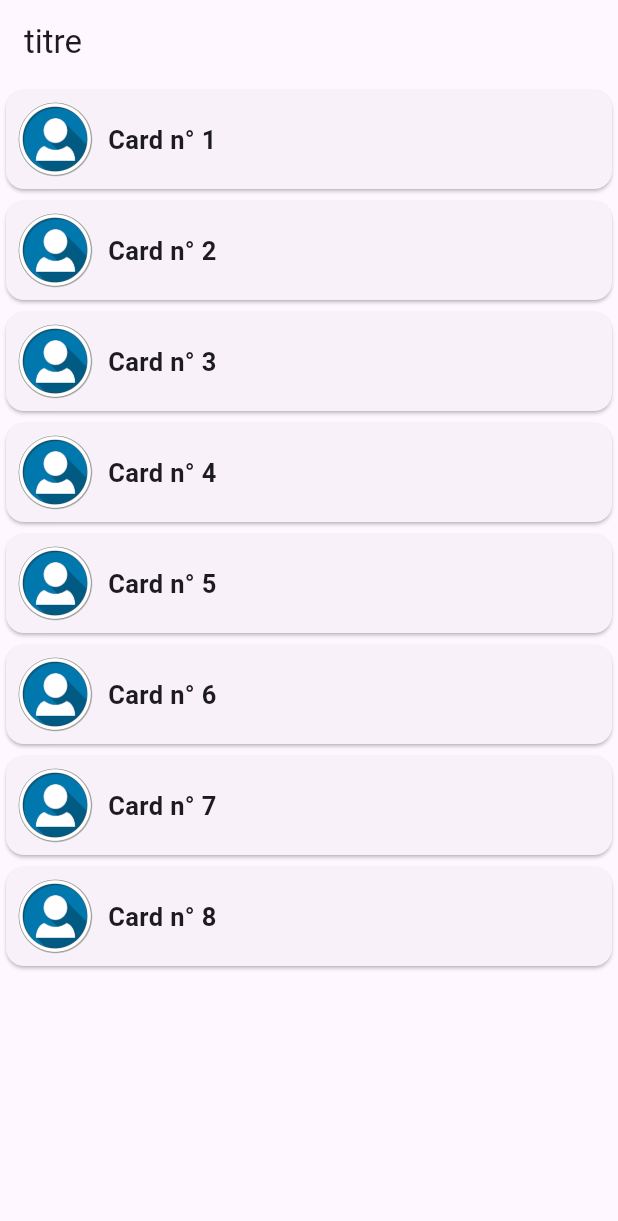
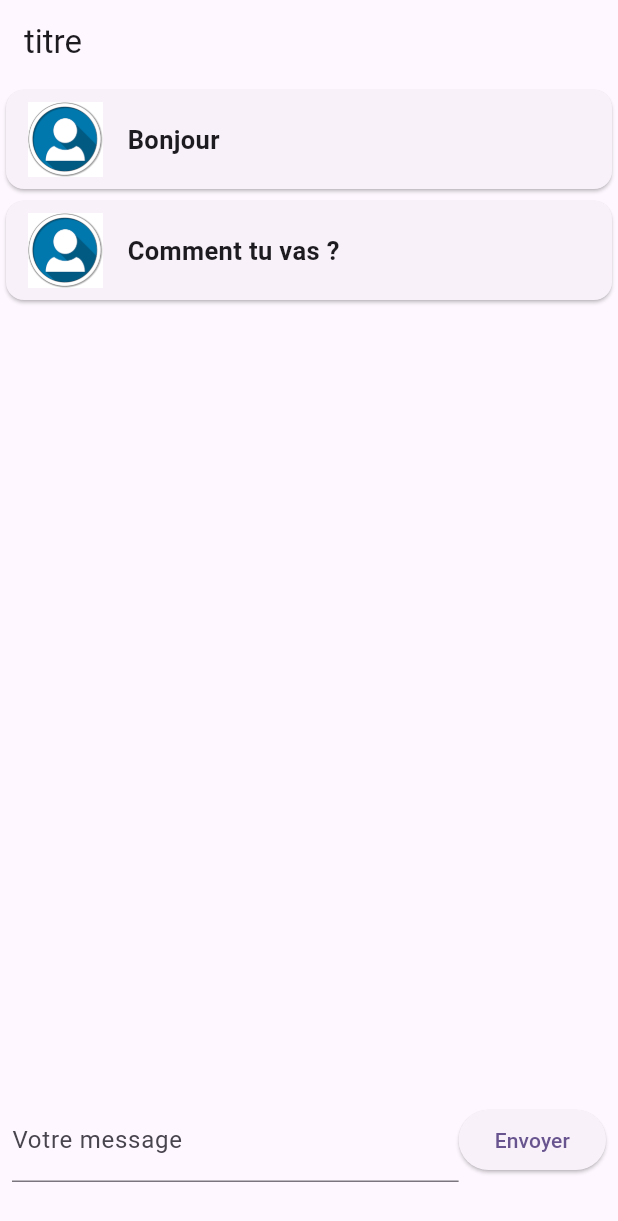
Before and after one commit to AzRunRCE/Formation-Flutter, a Flutter app: the screen it shows after launch, on a phone screen of 412 x 824 dp. Shown: the top 1221 px of the screen. Run offline on Flutter 3.47's test engine with Material 3 defaults, Android fonts, the phone set to English and light mode, and no system bars.

Commit message:
v1 chat eni

```diff
--- a/layout_app/lib/main.dart
+++ b/layout_app/lib/main.dart
@@ -1,4 +1,6 @@
+import 'package:flutter/cupertino.dart';
 import 'package:flutter/material.dart';
+import 'package:flutter/services.dart';
 import 'package:layout_app/widgets/my_card.dart';
 
 void main() {
@@ -20,8 +22,24 @@ class MyApp extends StatelessWidget {
   }
 }
 
-class MyHomePage extends StatelessWidget {
+class MyHomePage extends StatefulWidget {
   const MyHomePage({super.key});
+
+  @override
+  State<MyHomePage> createState() => _MyHomePageState();
+}
+
+class _MyHomePageState extends State<MyHomePage> {
+  List<String> messages = ["Bonjour", "Comment tu vas ?"];
+
+  final inputTextController = TextEditingController();
+
+  onSendMessage() {
+    setState(() {
+      messages.add(inputTextController.text);
+    });
+    inputTextController.clear();
+  }
 
   @override
   Widget build(BuildContext context) {
@@ -29,19 +47,33 @@ class MyHomePage extends StatelessWidget {
       appBar: AppBar(
         title: const Text("titre"),
       ),
-      body: const SingleChildScrollView(
-        child: Column(
-          children: [
-            MyCard(cardNumber: 1),
-            MyCard(cardNumber: 2),
-            MyCard(cardNumber: 3),
-            MyCard(cardNumber: 4),
-            MyCard(cardNumber: 5),
-            MyCard(cardNumber: 6),
-            MyCard(cardNumber: 7),
-            MyCard(cardNumber: 8),
-          ],
-        ),
+      body: Column(
+        children: [
+          Expanded(
+            flex: 5,
+            child: Column(
+              children: messages.map((msg) => MyCard(message: msg)).toList(),
+            ),
+          ),
+          Expanded(
+            flex: 1,
+            child: Padding(
+              padding: const EdgeInsets.all(8.0),
+              child: Row(
+                children: [
+                  Expanded(
+                    child: TextFormField(
+                        controller: inputTextController,
+                        decoration: InputDecoration(
+                            border: UnderlineInputBorder(),
+                            labelText: "Votre message")),
+                  ),
+                  ElevatedButton(onPressed: onSendMessage, child: Text("Envoyer"))
+                ],
+              ),
+            ),
+          )
+        ],
       ),
     );
   }
--- a/layout_app/lib/widgets/my_card.dart
+++ b/layout_app/lib/widgets/my_card.dart
@@ -1,8 +1,8 @@
 import 'package:flutter/material.dart';
 
 class MyCard extends StatelessWidget {
-  final int cardNumber;
-  const MyCard({super.key, required this.cardNumber});
+  final String message;
+  const MyCard({super.key, required this.message});
 
   @override
   Widget build(BuildContext context) {
@@ -14,17 +14,14 @@ class MyCard extends StatelessWidget {
           child: Row(
             children: [
 
-              ClipRRect(
-                borderRadius: BorderRadius.circular(50),
-                child: Expanded(
-                    flex: 1,
-                    child: Image.asset("assets/user.png")),
-              ),
+              Expanded(
+                  flex: 1,
+                  child: Image.asset("assets/user.png")),
               const SizedBox(width: 10,),
               Expanded(
                 flex: 5,
                 child: Text(
-                  "Card n° $cardNumber",
+                  message,
                   style: const TextStyle(
                       fontSize: 17, fontWeight: FontWeight.bold),
                 ),
```
